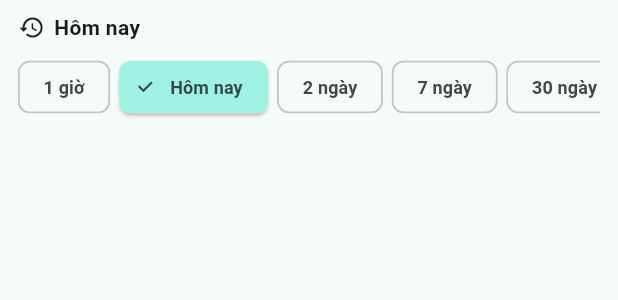
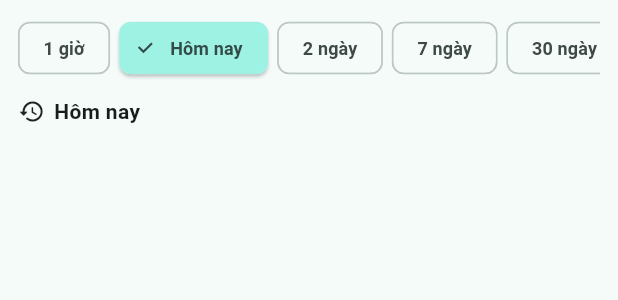
Before and after one commit to TNQ22/FindMy-Server, a Flutter app: the HistoryDateRangePicker widget shown alone on an empty page, opened directly with empty values, on a phone screen of 412 x 824 dp. Shown: the top 300 px of the screen. Run offline on Flutter 3.47's test engine with Material 3 defaults, Android fonts, the phone set to English and light mode, and no system bars; our stand-ins replace file_picker, flutter_map, flutter_secure_storage, flutter_settings_screens, flutter_slidable, geocoding and 6 more; missing offline and left inert: dart:js, maps_launcher, pointycastle, universal_html; accounts and stored records are empty; network calls fail; statements that could not run were skipped.

Commit message:
Fix map history - Cập nhật giao diện - Chuyển thông tin xuongs và đẩy Mục chọn ngày lên trên tránh xung đột với thanh chuyển ứng dụng của iPhone/ hệ diều hành mới

```diff
--- a/macless_haystack/lib/history/history_date_range_picker.dart
+++ b/macless_haystack/lib/history/history_date_range_picker.dart
@@ -28,30 +28,12 @@ class _HistoryDateRangePickerState extends State<HistoryDateRangePicker> {
   @override
   Widget build(BuildContext context) {
     return Padding(
-      padding: const EdgeInsets.symmetric(horizontal: 12.0, vertical: 8.0),
+      padding: const EdgeInsets.fromLTRB(12.0, 8.0, 12.0, 10.0),
       child: Column(
         mainAxisSize: MainAxisSize.min,
         crossAxisAlignment: CrossAxisAlignment.start,
         children: [
-          Row(
-            children: [
-              const Icon(Icons.history_rounded, size: 18),
-              const SizedBox(width: 6),
-              Text(
-                _rangeLabel(),
-                style: const TextStyle(
-                    fontWeight: FontWeight.bold, fontSize: 14),
-              ),
-              const Spacer(),
-              if (widget.isLoading)
-                const SizedBox(
-                  width: 16,
-                  height: 16,
-                  child: CircularProgressIndicator(strokeWidth: 2),
-                ),
-            ],
-          ),
-          const SizedBox(height: 6),
+          // Mục chọn ngày chuyển lên trên
           SingleChildScrollView(
             scrollDirection: Axis.horizontal,
             child: Row(
@@ -72,18 +54,26 @@ class _HistoryDateRangePickerState extends State<HistoryDateRangePicker> {
               ],
             ),
           ),
-          // Show selected custom range label
-          if (_selectedPreset == 4 && _customRange != null)
-            Padding(
-              padding: const EdgeInsets.only(top: 4.0),
-              child: Text(
-                '${_fmtDate(_customRange!.start)}  →  ${_fmtDate(_customRange!.end)}',
-                style: TextStyle(
-                    fontSize: 12,
-                    color: Theme.of(context).colorScheme.primary,
-                    fontWeight: FontWeight.w500),
+          const SizedBox(height: 8),
+          // Thông tin đang chọn chuyển xuống dưới
+          Row(
+            children: [
+              const Icon(Icons.history_rounded, size: 18),
+              const SizedBox(width: 6),
+              Text(
+                _rangeLabel(),
+                style: const TextStyle(
+                    fontWeight: FontWeight.bold, fontSize: 14),
               ),
-            ),
+              const Spacer(),
+              if (widget.isLoading)
+                const SizedBox(
+                  width: 16,
+                  height: 16,
+                  child: CircularProgressIndicator(strokeWidth: 2),
+                ),
+            ],
+          ),
         ],
       ),
     );
```
